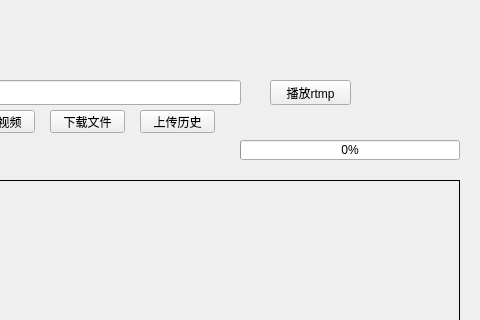
BiHequn/VideoPlayer1, file onlinedialog.ui: the form before one commit; both pictures show x 420 to 900 and y 0 to 320 of the 900 by 700 pixel window.
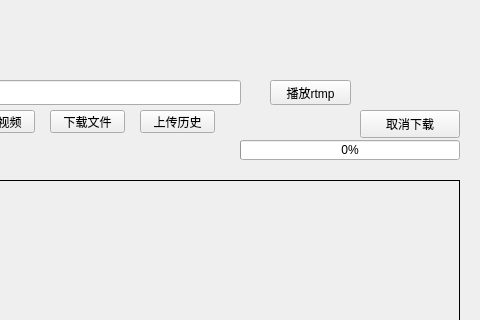
The form after the commit.

Commit message: feat(video): download and cache remote playback

Diff of the .ui file:
```diff
--- a/onlinedialog.ui
+++ b/onlinedialog.ui
@@ -220,6 +220,22 @@
     <bool>false</bool>
    </property>
   </widget>
+  <widget class="QPushButton" name="pb_cancelDownload">
+   <property name="geometry">
+    <rect>
+     <x>780</x>
+     <y>110</y>
+     <width>100</width>
+     <height>28</height>
+    </rect>
+   </property>
+   <property name="text">
+    <string>取消下载</string>
+   </property>
+   <property name="visible">
+    <bool>false</bool>
+   </property>
+  </widget>
   <widget class="QStackedWidget" name="stackedWidget">
    <property name="geometry">
     <rect>
```
The commit also changes 8 other files.
